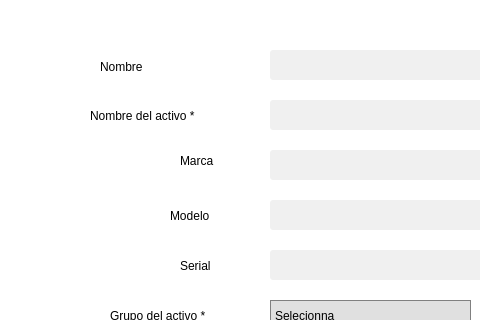
Before: the Qt Designer form UI/registerassets.ui in adriii0104/ABAS_SYSTEM, drawn with Qt 5; both pictures show x 0 to 480 and y 0 to 320 of the 780 by 640 pixel window.
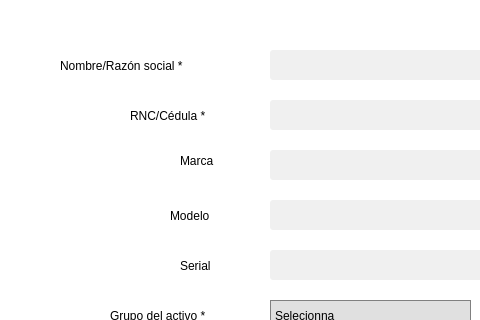
After: the same form once the commit is applied. Icons and pictures are not drawn.

The edit to the form file:
```diff
--- a/UI/registerassets.ui
+++ b/UI/registerassets.ui
@@ -187,9 +187,9 @@
     <widget class="QLabel" name="codelabel">
      <property name="geometry">
       <rect>
-       <x>100</x>
-       <y>51</y>
-       <width>141</width>
+       <x>60</x>
+       <y>50</y>
+       <width>181</width>
        <height>31</height>
       </rect>
      </property>
@@ -197,7 +197,7 @@
       <string notr="true"/>
      </property>
      <property name="text">
-      <string>Nombre</string>
+      <string>Nombre/Razón social *</string>
      </property>
     </widget>
     <widget class="QLabel" name="datebuylabel">
@@ -356,14 +356,14 @@
     <widget class="QLabel" name="namelabel">
      <property name="geometry">
       <rect>
-       <x>90</x>
+       <x>130</x>
        <y>100</y>
-       <width>151</width>
+       <width>111</width>
        <height>31</height>
       </rect>
      </property>
      <property name="text">
-      <string>Nombre del activo *</string>
+      <string>RNC/Cédula *</string>
      </property>
     </widget>
     <widget class="QPushButton" name="acceptbutton">
```
